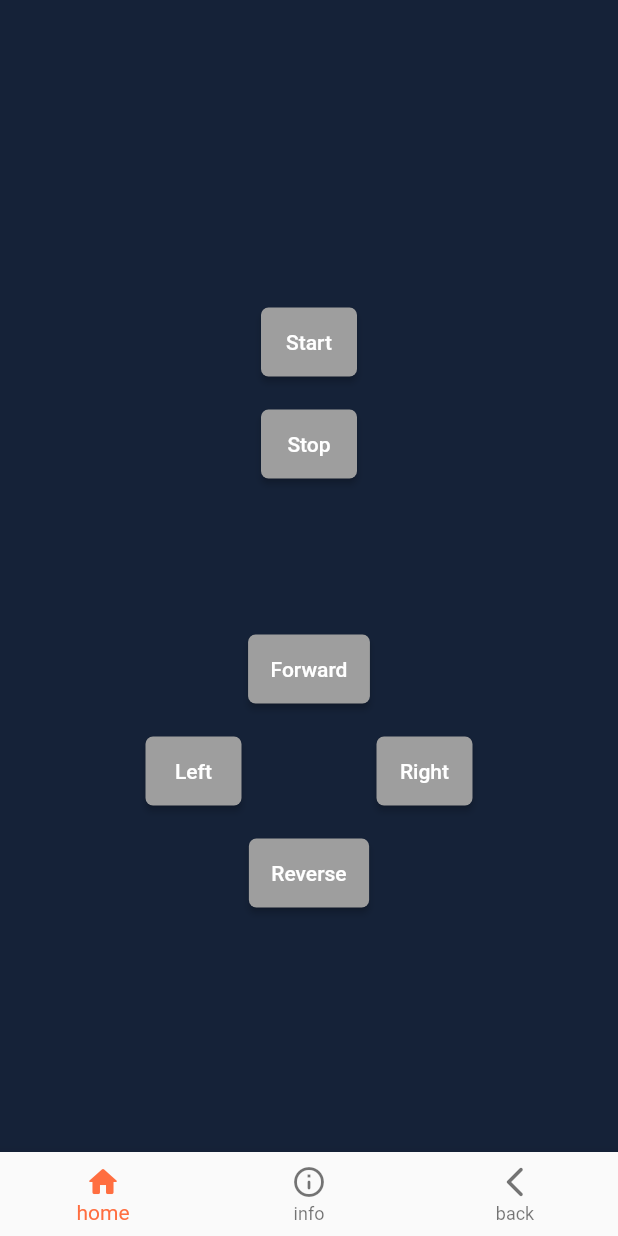
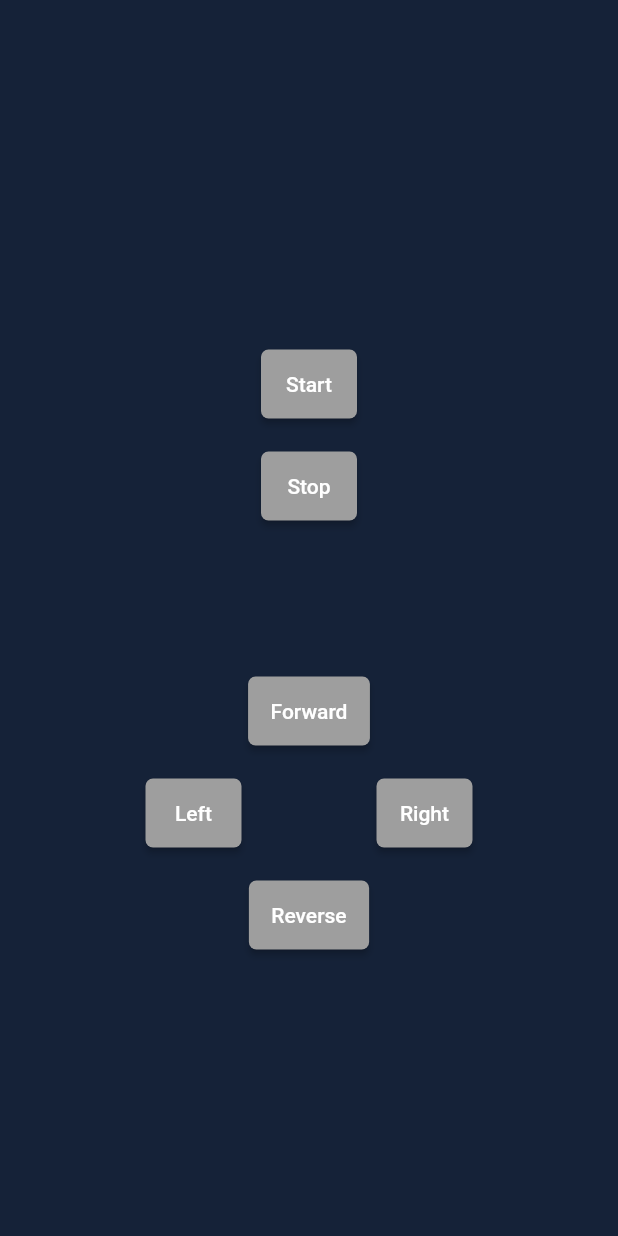
Before and after one commit to omicronrobot/flutterApp, a Flutter app: the Home screen opened directly, on a phone screen of 412 x 824 dp. Run offline on Flutter 3.47's test engine with Material 2 defaults, Android fonts, the phone set to English and light mode, and no system bars; our stand-ins replace flutter_svg.

Commit message:
resolve conflicts

```diff
--- a/lib/main.dart
+++ b/lib/main.dart
@@ -1,7 +1,7 @@
 import 'package:flutter/material.dart';
+import 'package:testapp/pages/home.dart';
 import 'package:testapp/pages/launch.dart';
 import 'package:testapp/pages/setup.dart';
-import 'package:testapp/widgets/orientation.dart';
 
 void main() {
   runApp(MaterialApp(
@@ -12,7 +12,7 @@ void main() {
             nextRoute: '/setup',
           ),
       '/setup': (context) => const SetupPage(),
-      '/home': (context) => const OrientationPage(),
+      '/home': (context) => const Home(),
     },
   ));
 }
--- a/lib/pages/home.dart
+++ b/lib/pages/home.dart
@@ -1,7 +1,6 @@
 import 'package:flutter/material.dart';
-import 'package:testapp/pages/loading.dart';
-import 'package:testapp/pages/setup.dart';
-import 'package:testapp/widgets/orientation.dart';
+import 'package:testapp/widgets/landscape.dart';
+import 'package:testapp/widgets/portrait.dart';
 
 class Home extends StatefulWidget {
   const Home({Key? key}) : super(key: key);
@@ -11,45 +10,52 @@ class Home extends StatefulWidget {
 }
 
 class _HomeState extends State<Home> {
-  int pageIndex = 0;
+  // int pageIndex = 0;
 
-  static List<Widget> pages = <Widget>[
-    const OrientationPage(),
-    const Loading(),
-    const SetupPage(),
-  ];
+  // static List<Widget> pages = <Widget>[
+  //   const OrientationPage(),
+  //   const Loading(),
+  //   const SetupPage(),
+  // ];
 
-  void onItemTapped(int index) {
-    setState(() {
-      pageIndex = index;
-    });
-  }
+  // void onItemTapped(int index) {
+  //   setState(() {
+  //     pageIndex = index;
+  //   });
+  // }
 
   @override
   Widget build(BuildContext context) {
+    final deviceOrientation = MediaQuery.of(context).orientation;
     return Scaffold(
       body: Center(
-        child: pages.elementAt(pageIndex),
+        child: deviceOrientation == Orientation.portrait
+            ? const PortraitView()
+            : const LandscapeView(),
       ),
-      bottomNavigationBar: BottomNavigationBar(
-        items: const <BottomNavigationBarItem>[
-          BottomNavigationBarItem(
-            icon: Icon(Icons.home_rounded),
-            label: 'home',
-          ),
-          BottomNavigationBarItem(
-            icon: Icon(Icons.info_outline_rounded),
-            label: 'info',
-          ),
-          BottomNavigationBarItem(
-            icon: Icon(Icons.arrow_back_ios_new_rounded),
-            label: 'back',
-          ),
-        ],
-        currentIndex: pageIndex,
-        selectedItemColor: Colors.deepOrangeAccent,
-        onTap: onItemTapped,
-      ),
+
+      //bottom navigation bar
+
+      // child: pages.elementAt(pageIndex),
+      //  bottomNavigationBar: BottomNavigationBar(
+      //     items: const <BottomNavigationBarItem>[
+      //       BottomNavigationBarItem(
+      //         icon: Icon(Icons.home_rounded),
+      //         label: 'home',
+      //       ),
+      //       BottomNavigationBarItem(
+      //         icon: Icon(Icons.info_outline_rounded),
+      //         label: 'info',
+      //       ),
+      //       BottomNavigationBarItem(
+      //         icon: Icon(Icons.arrow_back_ios_new_rounded),
+      //         label: 'back',
+      //       ),
+      //     ],
+      //     currentIndex: pageIndex,
+      //     selectedItemColor: Colors.deepOrangeAccent,
+      //     onTap: onItemTapped,
+      //   ),
     );
   }
 }
--- a/lib/widgets/landscape.dart
+++ b/lib/widgets/landscape.dart
@@ -25,7 +25,7 @@ class LandscapeView extends StatelessWidget {
                   onPressed: () {
                     Navigator.push(context,
                         MaterialPageRoute(builder: (BuildContext context) {
-                      return const Loading();
+                      return const LoadingPage();
                     }));
                   },
                   style: ElevatedButton.styleFrom(
@@ -87,7 +87,7 @@ class LandscapeView extends StatelessWidget {
                   onPressed: () {
                     Navigator.push(context,
                         MaterialPageRoute(builder: (BuildContext context) {
-                      return const Loading();
+                      return const LoadingPage();
                     }));
                   },
                   style: ElevatedButton.styleFrom(
--- a/lib/widgets/orientation.dart
+++ /dev/null
@@ -1,25 +0,0 @@
-import 'package:flutter/material.dart';
-import 'package:testapp/widgets/landscape.dart';
-import 'package:testapp/widgets/portrait.dart';
-
-class OrientationPage extends StatefulWidget {
-  const OrientationPage({super.key});
-
-  @override
-  State<OrientationPage> createState() => _OrientationPageState();
-}
-
-class _OrientationPageState extends State<OrientationPage> {
-  @override
-  Widget build(BuildContext context) {
-    final deviceOrientation = MediaQuery.of(context).orientation;
-
-    return Scaffold(
-      body: Center(
-        child: deviceOrientation == Orientation.portrait
-            ? const PortraitView()
-            : const LandscapeView(),
-      ),
-    );
-  }
-}
--- a/lib/widgets/portrait.dart
+++ b/lib/widgets/portrait.dart
@@ -32,7 +32,7 @@ class _PortraitViewState extends State<PortraitView> {
                     onPressed: () {
                       Navigator.push(context,
                           MaterialPageRoute(builder: (BuildContext context) {
-                        return const Loading();
+                        return const LoadingPage();
                       }));
                     },
                     style: ElevatedButton.styleFrom(
@@ -94,7 +94,7 @@ class _PortraitViewState extends State<PortraitView> {
                     onPressed: () {
                       Navigator.push(context,
                           MaterialPageRoute(builder: (BuildContext context) {
-                        return const Loading();
+                        return const LoadingPage();
                       }));
                     },
                     style: ElevatedButton.styleFrom(
```
Also changed, not shown: lib/pages/loading.dart (+6 -6 lines), lib/pages/setup.dart (+7 -7 lines).
